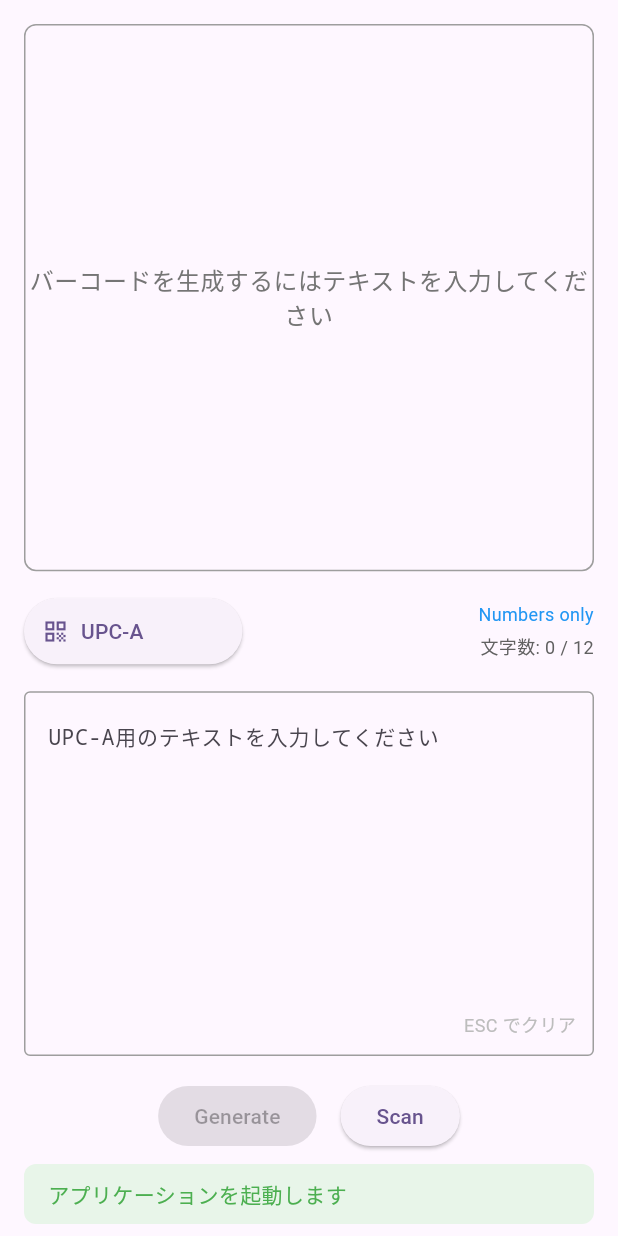
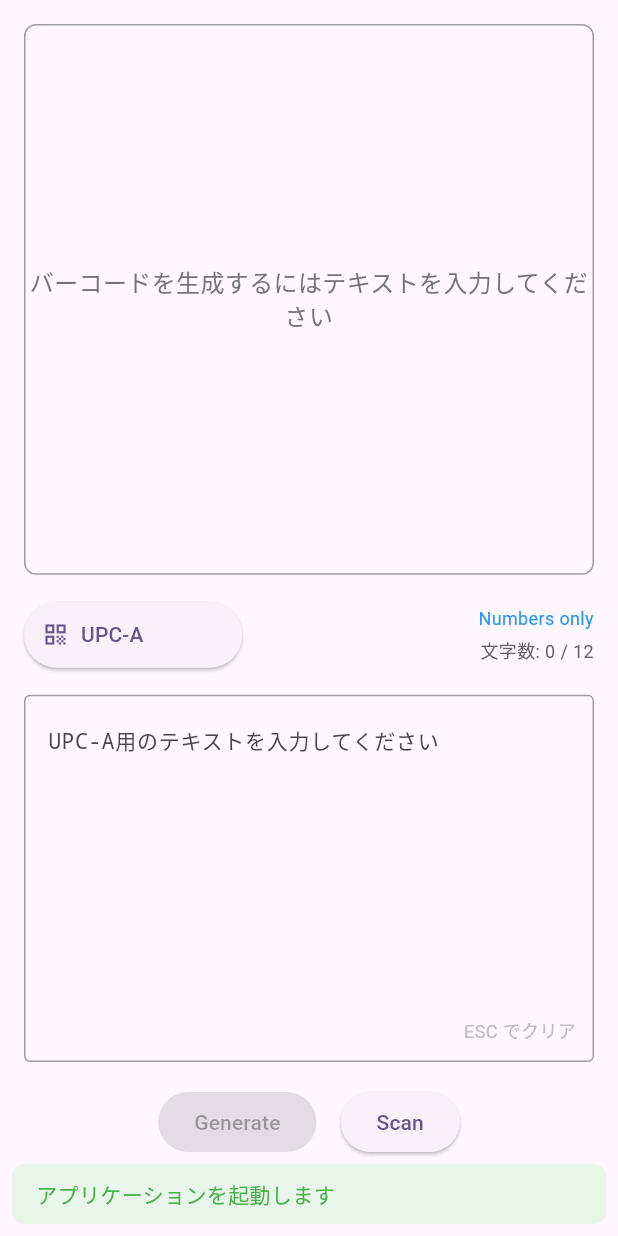
Before and after one commit to boarnasia/qrcodelyze_desktop, a Flutter app: the screen it shows after launch, on a phone screen of 412 x 824 dp. Run offline on Flutter 3.47's test engine with Material 3 defaults, Android fonts, the phone set to English and light mode, and no system bars; missing offline and left inert: desktop_drop, file_selector, flutter_zxing, pasteboard, window_manager.

Commit message:
パディングを修正した

```diff
--- a/lib/main.dart
+++ b/lib/main.dart
@@ -142,11 +142,11 @@ class _MyHomePageState extends State<MyHomePage> {
               ],
             ),
           ],
-          const SizedBox(height: 8),
+          const SizedBox(height: 4),
           if (_logExpanded)
             Expanded(
               child: Padding(
-                padding: const EdgeInsets.symmetric(horizontal: 16.0),
+                padding: const EdgeInsets.symmetric(horizontal: 8.0),
                 child: LogView(
                   expanded: true,
                   onExpandChanged: (expanded) {
@@ -159,7 +159,7 @@ class _MyHomePageState extends State<MyHomePage> {
             )
           else
             Padding(
-              padding: const EdgeInsets.symmetric(horizontal: 16.0),
+              padding: const EdgeInsets.symmetric(horizontal: 8.0),
               child: LogView(
                 expanded: false,
                 onExpandChanged: (expanded) {
```
